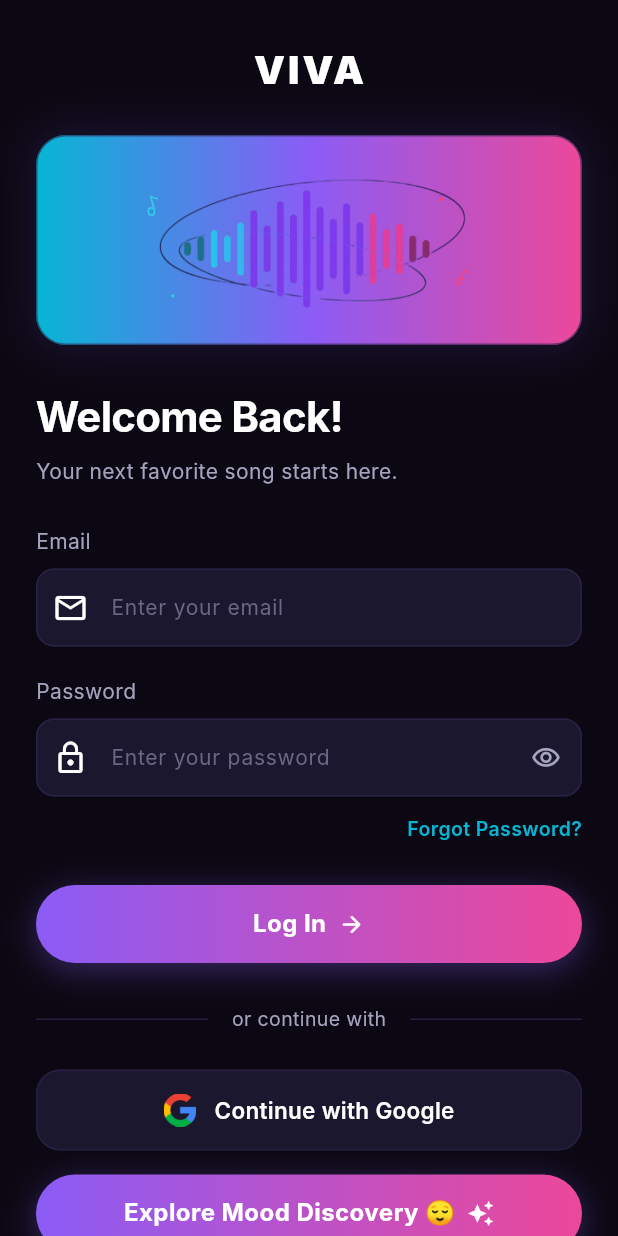
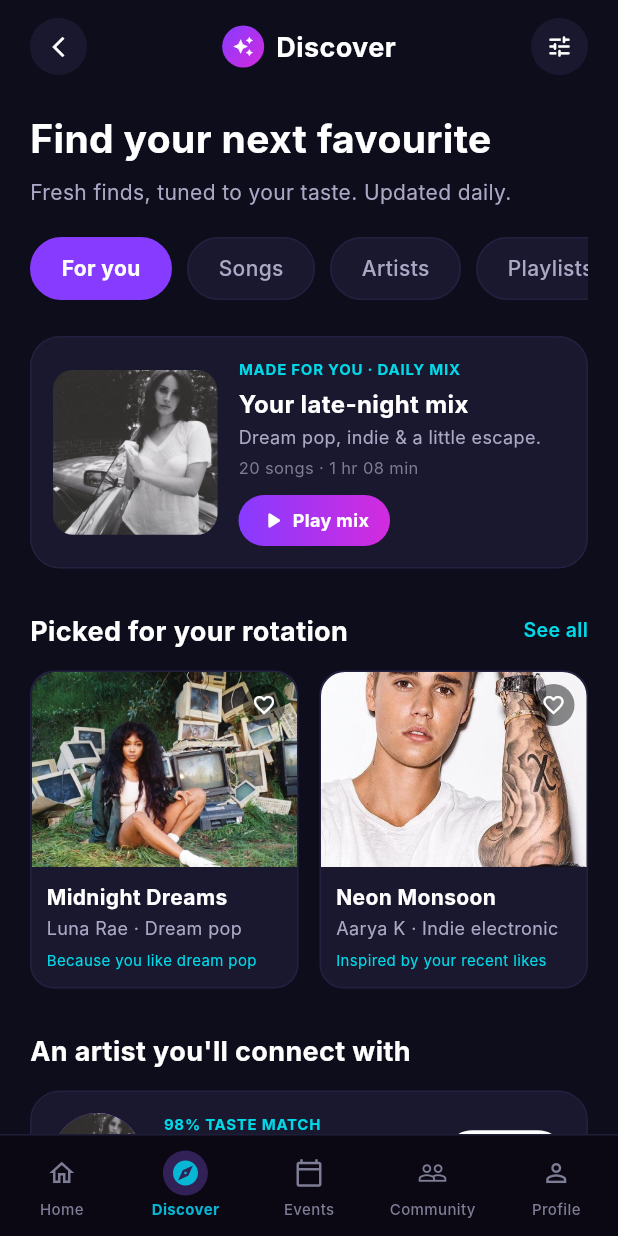
Before and after one commit to anushkachalisee-sys/VIVA_Batch39_AIC, a Flutter app: the screen it shows after launch, on a phone screen of 412 x 824 dp. Run offline on Flutter 3.47's test engine with Material 3 defaults, Android fonts, the phone set to English and light mode, and no system bars; accounts and stored records are empty; Roboto replaces fonts that are missing (Inter).

Commit message:
feat: implement VIVA discover screen UI

```diff
--- a/lib/app/routes/app_routes.dart
+++ b/lib/app/routes/app_routes.dart
@@ -2,16 +2,19 @@ import 'package:flutter/material.dart';
 import '../../features/authentication/presentation/listener/user_login_page.dart';
 import '../../features/authentication/presentation/artist/artist_login_page.dart';
 import '../../features/mood/presentation/pages/mood_selection_page.dart';
+import '../../features/music_discovery/presentation/pages/discover_screen.dart';
 
 /// Navigation routes for VIVA.
 class AppRoutes {
   static const String userLogin = '/user-login';
   static const String artistLogin = '/artist-login';
   static const String moodSelection = '/mood-selection';
+  static const String discover = '/discover';
 
   static Map<String, WidgetBuilder> get routes => {
         userLogin: (context) => const UserLoginPage(),
         artistLogin: (context) => const ArtistLoginPage(),
         moodSelection: (context) => const MoodSelectionScreen(),
+        discover: (context) => const DiscoverScreen(),
       };
 }
--- /dev/null
+++ b/lib/features/music_discovery/presentation/pages/discover_screen.dart
@@ -0,0 +1,585 @@
+import 'package:flutter/material.dart';
+import 'package:viva/features/profile/presentation/listener/pages/listener_profile_page.dart';
+import 'package:viva/app/routes/app_routes.dart';
+import 'package:viva/features/profile/presentation/listener/widgets/profile_bottom_navigation.dart';
+
+class DiscoverScreen extends StatefulWidget {
+  const DiscoverScreen({super.key});
+
+  @override
+  State<DiscoverScreen> createState() => _DiscoverScreenState();
+}
+
+class _DiscoverScreenState extends State<DiscoverScreen> {
+  int _selectedCategoryIndex = 0;
+  final List<String> _categories = ['For you', 'Songs', 'Artists', 'Playlists'];
+
+  bool _isMidnightDreamsLiked = false;
+  bool _isNeonMonsoonLiked = false;
+  bool _isFollowingArtist = false;
+  int _currentNavIndex = 1; // Discover is tab index 1
+
+  void _onTabSelected(int index) {
+    setState(() {
+      _currentNavIndex = index;
+    });
+
+    if (index == 0) {
+      // Home -> Mood Selection or Home
+      Navigator.pushReplacementNamed(context, AppRoutes.moodSelection);
+    } else if (index == 1) {
+      // Already on Discover
+    } else if (index == 2) {
+      ScaffoldMessenger.of(context).showSnackBar(
+        const SnackBar(content: Text('Events screen tapped'), duration: Duration(seconds: 1)),
+      );
+    } else if (index == 3) {
+      ScaffoldMessenger.of(context).showSnackBar(
+        const SnackBar(content: Text('Community screen tapped'), duration: Duration(seconds: 1)),
+      );
+    } else if (index == 4) {
+      Navigator.pushReplacement(
+        context,
+        MaterialPageRoute(builder: (context) => const ListenerProfilePage()),
+      );
+    }
+  }
+
+  void _showSnackBar(String message) {
+    ScaffoldMessenger.of(context).showSnackBar(
+      SnackBar(
+        backgroundColor: const Color(0xFF19182F),
+        behavior: SnackBarBehavior.floating,
+        shape: RoundedRectangleBorder(
+          borderRadius: BorderRadius.circular(12),
+          side: const BorderSide(color: Color(0xFF261F40)),
+        ),
+        content: Text(
+          message,
+          style: const TextStyle(color: Colors.white),
+        ),
+        duration: const Duration(seconds: 1),
+      ),
+    );
+  }
+
+  @override
+  Widget build(BuildContext context) {
+    return Scaffold(
+      backgroundColor: const Color(0xFF0D0D1C),
+      body: SafeArea(
+        child: Column(
+          children: [
+            // Scrollable Content
+            Expanded(
+              child: SingleChildScrollView(
+                physics: const BouncingScrollPhysics(),
+                padding: const EdgeInsets.symmetric(horizontal: 20.0, vertical: 12.0),
+                child: Column(
+                  crossAxisAlignment: CrossAxisAlignment.start,
+                  children: [
+                    // A. Top App Bar
+                    Row(
+                      mainAxisAlignment: MainAxisAlignment.spaceBetween,
+                      children: [
+                        // Back Button
+                        Container(
+                          width: 38,
+                          height: 38,
+                          decoration: const BoxDecoration(
+                            color: Color(0xFF19182F),
+                            shape: BoxShape.circle,
+                          ),
+                          child: IconButton(
+                            padding: EdgeInsets.zero,
+                            icon: const Icon(Icons.arrow_back_ios_new, size: 16, color: Colors.white),
+                            onPressed: () => Navigator.pop(context),
+                          ),
+                        ),
+                        // Title with Icon
+                        Row(
+                          children: [
+                            Container(
+                              width: 28,
+                              height: 28,
+                              decoration: const BoxDecoration(
+                                gradient: LinearGradient(
+                                  colors: [Color(0xFF873BFF), Color(0xFFD32BDE)],
+                                  begin: Alignment.topLeft,
+                                  end: Alignment.bottomRight,
+                                ),
+                                shape: BoxShape.circle,
+                              ),
+                              child: const Icon(Icons.auto_awesome, size: 14, color: Colors.white),
+                            ),
+                            const SizedBox(width: 8),
+                            const Text(
+                              'Discover',
+                              style: TextStyle(
+                                color: Colors.white,
+                                fontSize: 18,
+                                fontWeight: FontWeight.bold,
+                              ),
+                            ),
+                          ],
+                        ),
+                        // Filter / Settings Button
+                        Container(
+                          width: 38,
+                          height: 38,
+                          decoration: const BoxDecoration(
+                            color: Color(0xFF19182F),
+                            shape: BoxShape.circle,
+                          ),
+                          child: IconButton(
+                            padding: EdgeInsets.zero,
+                            icon: const Icon(Icons.tune_rounded, size: 18, color: Colors.white),
+                            onPressed: () => _showSnackBar('Discovery filter settings'),
+                          ),
+                        ),
+                      ],
+                    ),
+                    const SizedBox(height: 24),
+
+                    // B. Main Heading
+                    const Text(
+                      'Find your next favourite',
+                      style: TextStyle(
+                        color: Colors.white,
+                        fontSize: 26,
+                        fontWeight: FontWeight.bold,
+                      ),
+                    ),
+                    const SizedBox(height: 6),
+                    const Text(
+                      'Fresh finds, tuned to your taste. Updated daily.',
+                      style: TextStyle(
+                        color: Color(0xFFAAA8C4),
+                        fontSize: 14,
+                      ),
+                    ),
+                    const SizedBox(height: 20),
+
+                    // C. Category Tabs
+                    SizedBox(
+                      height: 42,
+                      child: ListView.separated(
+                        scrollDirection: Axis.horizontal,
+                        itemCount: _categories.length,
+                        separatorBuilder: (context, index) => const SizedBox(width: 10),
+                        itemBuilder: (context, index) {
+                          final isSelected = _selectedCategoryIndex == index;
+                          return GestureDetector(
+                            onTap: () {
+                              setState(() {
+                                _selectedCategoryIndex = index;
+                              });
+                            },
+                            child: Container(
+                              padding: const EdgeInsets.symmetric(horizontal: 20, vertical: 10),
+                              decoration: BoxDecoration(
+                                color: isSelected ? const Color(0xFF873BFF) : const Color(0xFF19182F),
+                                borderRadius: BorderRadius.circular(24),
+                                border: Border.all(
+                                  color: isSelected ? const Color(0xFF873BFF) : const Color(0xFF261F40),
+                                  width: 1.0,
+                                ),
+                              ),
+                              child: Center(
+                                child: Text(
+                                  _categories[index],
+                                  style: TextStyle(
+                                    color: isSelected ? Colors.white : const Color(0xFFAAA8C4),
+                                    fontSize: 14,
+                                    fontWeight: isSelected ? FontWeight.bold : FontWeight.w500,
+                                  ),
+                                ),
+                              ),
+                            ),
+                          );
+                        },
+                      ),
+                    ),
+                    const SizedBox(height: 24),
+
+                    // D. Daily Mix Feature Card
+                    Container(
+                      padding: const EdgeInsets.all(14),
+                      decoration: BoxDecoration(
+                        color: const Color(0xFF19182F),
+                        borderRadius: BorderRadius.circular(20),
+                        border: Border.all(color: const Color(0xFF261F40)),
+                      ),
+                      child: Row(
+                        children: [
+                          // Album Art
+                          ClipRRect(
+                            borderRadius: BorderRadius.circular(14),
+                            child: Image.asset(
+                              'assets/images/artists/lana_del_rey.jpg',
+                              width: 110,
+                              height: 110,
+                              fit: BoxFit.cover,
+                            ),
+                          ),
+                          const SizedBox(width: 14),
+                          // Details
+                          Expanded(
+                            child: Column(
+                              crossAxisAlignment: CrossAxisAlignment.start,
+                              children: [
+                                const Text(
+                                  'MADE FOR YOU · DAILY MIX',
+                                  style: TextStyle(
+                                    color: Color(0xFF00D9E8),
+                                    fontSize: 10,
+                                    fontWeight: FontWeight.bold,
+                                    letterSpacing: 0.5,
+                                  ),
+                                ),
+                                const SizedBox(height: 4),
+                                const Text(
+                                  'Your late-night mix',
+                                  style: TextStyle(
+                                    color: Colors.white,
+                                    fontSize: 16,
+                                    fontWeight: FontWeight.bold,
+                                  ),
+                                ),
+                                const SizedBox(height: 2),
+                                const Text(
+                                  'Dream pop, indie & a little escape.',
+                                  style: TextStyle(
+                                    color: Color(0xFFAAA8C4),
+                                    fontSize: 12,
+                                  ),
+                                  maxLines: 1,
+                                  overflow: TextOverflow.ellipsis,
+                                ),
+                                const SizedBox(height: 4),
+                                const Text(
+                                  '20 songs · 1 hr 08 min',
+                                  style: TextStyle(
+                                    color: Color(0xFF7E7D96),
+                                    fontSize: 11,
+                                  ),
+                                ),
+                                const SizedBox(height: 10),
+                                // Play mix button
+                                GestureDetector(
+                                  onTap: () => _showSnackBar('Playing Your late-night mix'),
+                                  child: Container(
+                                    padding: const EdgeInsets.symmetric(horizontal: 14, vertical: 8),
+                                    decoration: BoxDecoration(
+                                      gradient: const LinearGradient(
+                                        colors: [Color(0xFF873BFF), Color(0xFFD32BDE)],
+                                      ),
+                                      borderRadius: BorderRadius.circular(20),
+                                    ),
+                                    child: Row(
+                                      mainAxisSize: MainAxisSize.min,
+                                      children: const [
+                                        Icon(Icons.play_arrow_rounded, size: 18, color: Colors.white),
+                                        SizedBox(width: 4),
+                                        Text(
+                                          'Play mix',
+                                          style: TextStyle(
+                                            color: Colors.white,
+                                            fontSize: 12,
+                                            fontWeight: FontWeight.bold,
+                                          ),
+                                        ),
+                                      ],
+                                    ),
+                                  ),
+                                ),
+                              ],
+                            ),
+                          ),
+                        ],
+                      ),
+                    ),
+                    const SizedBox(height: 28),
+
+                    // E. Picked for your rotation
+                    Row(
+                      mainAxisAlignment: MainAxisAlignment.spaceBetween,
+                      children: [
+                        const Text(
+                          'Picked for your rotation',
+                          style: TextStyle(
+                            color: Colors.white,
+                            fontSize: 18,
+                            fontWeight: FontWeight.bold,
+                          ),
+                        ),
+                        GestureDetector(
+                          onTap: () => _showSnackBar('Viewing all rotation picks'),
+                          child: const Text(
+                            'See all',
+                            style: TextStyle(
+                              color: Color(0xFF00D9E8),
+                              fontSize: 13,
+                              fontWeight: FontWeight.w600,
+                            ),
+                          ),
+                        ),
+                      ],
+                    ),
+                    const SizedBox(height: 14),
+
+                    // Two cards side by side
+                    Row(
+                      children: [
+                        Expanded(
+                          child: _buildMusicCard(
+                            imagePath: 'assets/images/artists/sza.jpg',
+                            title: 'Midnight Dreams',
+                            artistGenre: 'Luna Rae · Dream pop',
+                            description: 'Because you like dream pop',
+                            isLiked: _isMidnightDreamsLiked,
+                            onLikeToggle: () {
+                              setState(() {
+                                _isMidnightDreamsLiked = !_isMidnightDreamsLiked;
+                              });
+                            },
+                          ),
+                        ),
+                        const SizedBox(width: 14),
+                        Expanded(
+                          child: _buildMusicCard(
+                            imagePath: 'assets/images/artists/justin_bieber.jpg',
+                            title: 'Neon Monsoon',
+                            artistGenre: 'Aarya K · Indie electronic',
+                            description: 'Inspired by your recent likes',
+                            isLiked: _isNeonMonsoonLiked,
+                            onLikeToggle: () {
+                              setState(() {
+                                _isNeonMonsoonLiked = !_isNeonMonsoonLiked;
+                              });
+                            },
+                          ),
+                        ),
+                      ],
+                    ),
+                    const SizedBox(height: 28),
+
+                    // F. Artist Recommendation
+                    const Text(
+                      "An artist you'll connect with",
+                      style: TextStyle(
+                        color: Colors.white,
+                        fontSize: 18,
+                        fontWeight: FontWeight.bold,
+                      ),
+                    ),
+                    const SizedBox(height: 14),
+
+                    Container(
+                      padding: const EdgeInsets.all(14),
+                      decoration: BoxDecoration(
+                        color: const Color(0xFF19182F),
+                        borderRadius: BorderRadius.circular(20),
+                        border: Border.all(color: const Color(0xFF261F40)),
+                      ),
+                      child: Row(
+                        children: [
+                          // Artist profile image
+                          const CircleAvatar(
+                            radius: 30,
+                            backgroundImage: AssetImage('assets/images/artists/lana_del_rey.jpg'),
+                          ),
+                          const SizedBox(width: 14),
+                          // Details
+                          Expanded(
+                            child: Column(
+                              crossAxisAlignment: CrossAxisAlignment.start,
+                              children: [
+                                const Text(
+                                  '98% TASTE MATCH',
+                                  style: TextStyle(
+                                    color: Color(0xFF00D9E8),
+                                    fontSize: 10,
+                                    fontWeight: FontWeight.bold,
+                                    letterSpacing: 0.5,
+                                  ),
+                                ),
+                                const SizedBox(height: 2),
+                                const Text(
+                                  'Luna Rae',
+                                  style: TextStyle(
+                                    color: Colors.white,
+                                    fontSize: 16,
+                                    fontWeight: FontWeight.bold,
+                                  ),
+                                ),
+                                const SizedBox(height: 2),
+                                const Text(
+                                  'Similar to your favourite artists',
+                                  style: TextStyle(
+                                    color: Color(0xFFAAA8C4),
+                                    fontSize: 12,
+                                  ),
+                                ),
+                              ],
+                            ),
+                          ),
+                          // Follow button
+                          GestureDetector(
+                            onTap: () {
+                              setState(() {
+                                _isFollowingArtist = !_isFollowingArtist;
+                              });
+                              _showSnackBar(
+                                _isFollowingArtist ? 'Following Luna Rae' : 'Unfollowed Luna Rae',
+                              );
+                            },
+                            child: Container(
+                              padding: const EdgeInsets.symmetric(horizontal: 18, vertical: 8),
+                              decoration: BoxDecoration(
+                                color: _isFollowingArtist ? Colors.transparent : Colors.white,
+                                borderRadius: BorderRadius.circular(20),
+                                border: Border.all(
+                                  color: _isFollowingArtist ? const Color(0xFFAAA8C4) : Colors.white,
+                                ),
+                              ),
+                              child: Text(
+                                _isFollowingArtist ? 'Following' : 'Follow',
+                                style: TextStyle(
+                                  color: _isFollowingArtist ? Colors.white : Colors.black,
+                                  fontSize: 13,
+                                  fontWeight: FontWeight.bold,
+                                ),
+                              ),
+                            ),
+                          ),
+                        ],
+                      ),
+                    ),
+                    const SizedBox(height: 24),
+
+                    // G. Personalisation Information
+                    Row(
+                      mainAxisAlignment: MainAxisAlignment.center,
+                      children: [
+                        const Icon(Icons.auto_awesome, size: 14, color: Color(0xFFD32BDE)),
+                        const SizedBox(width: 6),
+                        const Text(
+                          'Shaped by your likes, listening & favourite genres.',
+                          style: TextStyle(
+                            color: Color(0xFFAAA8C4),
+                            fontSize: 11,
+                          ),
+                        ),
+                      ],
+                    ),
+                    const SizedBox(height: 16),
+                  ],
+                ),
+              ),
+            ),
+
+            // H. Bottom Navigation Bar
+            ProfileBottomNavigation(
+              selectedIndex: _currentNavIndex,
+              onTabSelected: _onTabSelected,
+            ),
+          ],
+        ),
+      ),
+    );
+  }
+
+  Widget _buildMusicCard({
+    required String imagePath,
+    required String title,
+    required String artistGenre,
+    required String description,
+    required bool isLiked,
+    required VoidCallback onLikeToggle,
+  }) {
+    return Container(
+      decoration: BoxDecoration(
+        color: const Color(0xFF19182F),
+        borderRadius: BorderRadius.circular(16),
+        border: Border.all(color: const Color(0xFF261F40)),
+      ),
+      child: Column(
+        crossAxisAlignment: CrossAxisAlignment.start,
+        children: [
+          // Album Image with Heart Icon
+          Stack(
+            children: [
+              ClipRRect(
+                borderRadius: const BorderRadius.vertical(top: Radius.circular(16)),
+                child: Image.asset(
+                  imagePath,
+                  height: 130,
+                  width: double.infinity,
+                  fit: BoxFit.cover,
+                ),
+              ),
+              Positioned(
+                top: 8,
+                right: 8,
+                child: GestureDetector(
+                  onTap: onLikeToggle,
+                  child: Container(
+                    padding: const EdgeInsets.all(6),
+                    decoration: const BoxDecoration(
+                      color: Colors.black45,
+                      shape: BoxShape.circle,
+                    ),
+                    child: Icon(
+                      isLiked ? Icons.favorite : Icons.favorite_border,
+                      size: 16,
+                      color: isLiked ? const Color(0xFFD32BDE) : Colors.white,
+                    ),
+                  ),
+                ),
+              ),
+            ],
+          ),
+          Padding(
+            padding: const EdgeInsets.all(10.0),
+            child: Column(
+              crossAxisAlignment: CrossAxisAlignment.start,
+              children: [
+                Text(
+                  title,
+                  style: const TextStyle(
+                    color: Colors.white,
+                    fontSize: 14,
+                    fontWeight: FontWeight.bold,
+                  ),
+                  maxLines: 1,
+                  overflow: TextOverflow.ellipsis,
+                ),
+                const SizedBox(height: 2),
+                Text(
+                  artistGenre,
+                  style: const TextStyle(
+                    color: Color(0xFFAAA8C4),
+                    fontSize: 12,
+                  ),
+                  maxLines: 1,
+                  overflow: TextOverflow.ellipsis,
+                ),
+                const SizedBox(height: 6),
+                Text(
+                  description,
+                  style: const TextStyle(
+                    color: Color(0xFF00D9E8),
+                    fontSize: 10,
+                  ),
+                  maxLines: 1,
+                  overflow: TextOverflow.ellipsis,
+                ),
+              ],
+            ),
+          ),
+        ],
+      ),
+    );
+  }
+}
--- a/lib/main.dart
+++ b/lib/main.dart
@@ -17,7 +17,7 @@ class VivaApp extends StatelessWidget {
       theme: AppTheme.darkTheme,
       darkTheme: AppTheme.darkTheme,
       themeMode: ThemeMode.dark,
-      initialRoute: AppRoutes.userLogin,
+      initialRoute: AppRoutes.discover,
       routes: AppRoutes.routes,
     );
   }
```
